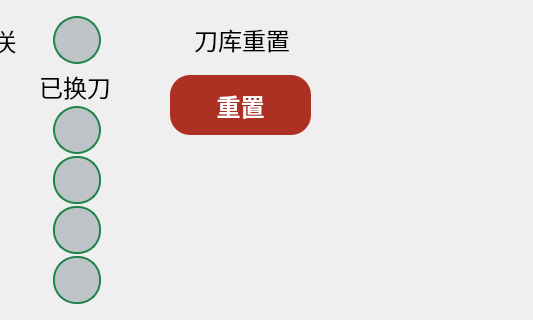
Qt form res/mainwindow.ui (kid7995/SWR_MRG) before a commit; both pictures show x 749 to 1282 and y 160 to 480 of the 1282 by 800 pixel window.
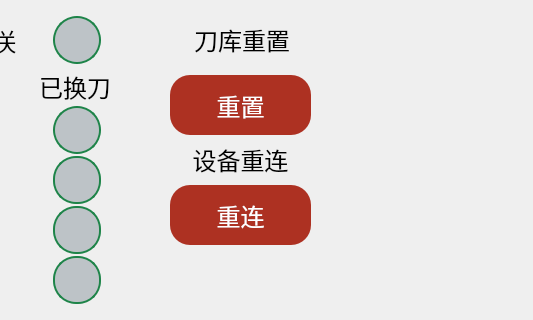
The same form after that commit. The open tabs and pages were chosen to show the change. Icons and pictures are not drawn. Custom widgets are drawn as their Qt base class.

```diff
--- a/res/mainwindow.ui
+++ b/res/mainwindow.ui
@@ -241,8 +241,8 @@
     max-height: 60px;
     
     /* 允许长度随动：设置内边距确保文字不贴边 */
-    padding-left: 10px;
-    padding-right: 10px;
+    padding-left: 5px;
+    padding-right: 5px;
     
     /* 圆角矩形设置 */
     border-radius: 20px; 
@@ -277,7 +277,7 @@
         <property name="font">
          <font>
           <pointsize>-1</pointsize>
-          <bold>true</bold>
+          <bold>false</bold>
          </font>
         </property>
         <property name="autoFillBackground">
@@ -1660,6 +1660,62 @@
          <string/>
         </property>
        </widget>
+       <widget class="QLabel" name="RobotReconnect">
+        <property name="geometry">
+         <rect>
+          <x>900</x>
+          <y>200</y>
+          <width>161</width>
+          <height>49</height>
+         </rect>
+        </property>
+        <property name="font">
+         <font>
+          <pointsize>18</pointsize>
+         </font>
+        </property>
+        <property name="text">
+         <string>设备重连</string>
+        </property>
+        <property name="alignment">
+         <set>Qt::AlignCenter</set>
+        </property>
+       </widget>
+       <widget class="QPushButton" name="RobotReconnect_2">
+        <property name="geometry">
+         <rect>
+          <x>910</x>
+          <y>250</y>
+          <width>141</width>
+          <height>60</height>
+         </rect>
+        </property>
+        <property name="minimumSize">
+         <size>
+          <width>0</width>
+          <height>60</height>
+         </size>
+        </property>
+        <property name="font">
+         <font>
+          <pointsize>-1</pointsize>
+          <bold>false</bold>
+         </font>
+        </property>
+        <property name="autoFillBackground">
+         <bool>false</bool>
+        </property>
+        <property name="styleSheet">
+         <string notr="true">background-color: rgb(173, 49, 34);
+color: rgb(255, 255, 255);</string>
+        </property>
+        <property name="text">
+         <string>重连</string>
+        </property>
+        <property name="flat">
+         <bool>true</bool>
+        </property>
+       </widget>
       </widget>
       <widget class="QWidget" name="page">
        <property name="accessibleName">
```
Left out of the diff: 2 changed lines with no effect on the pictures.
